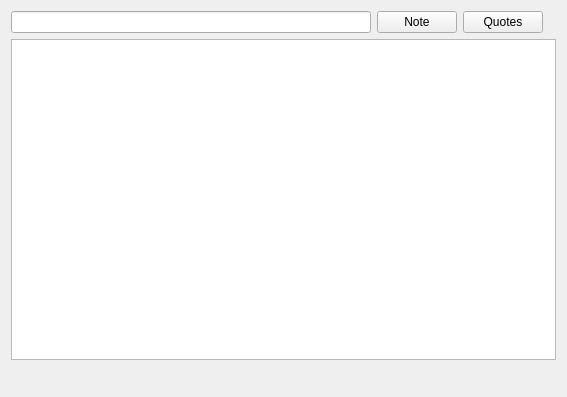
Old version of the form querywidget.ui in the repository yca/myscholar.
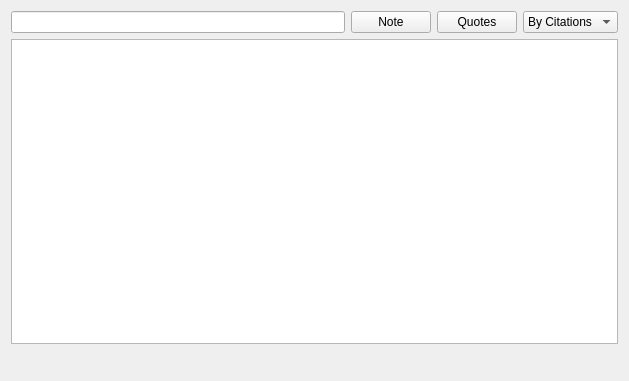
New version of the form.

Patch:
```diff
--- a/querywidget.ui
+++ b/querywidget.ui
@@ -6,8 +6,8 @@
    <rect>
     <x>0</x>
     <y>0</y>
-    <width>567</width>
-    <height>397</height>
+    <width>629</width>
+    <height>381</height>
    </rect>
   </property>
   <property name="windowTitle">
@@ -88,6 +88,20 @@
      </property>
     </widget>
    </item>
+   <item row="0" column="5">
+    <widget class="QComboBox" name="comboSort">
+     <item>
+      <property name="text">
+       <string>By Citations</string>
+      </property>
+     </item>
+     <item>
+      <property name="text">
+       <string>By Year</string>
+      </property>
+     </item>
+    </widget>
+   </item>
   </layout>
  </widget>
  <resources/>
```
